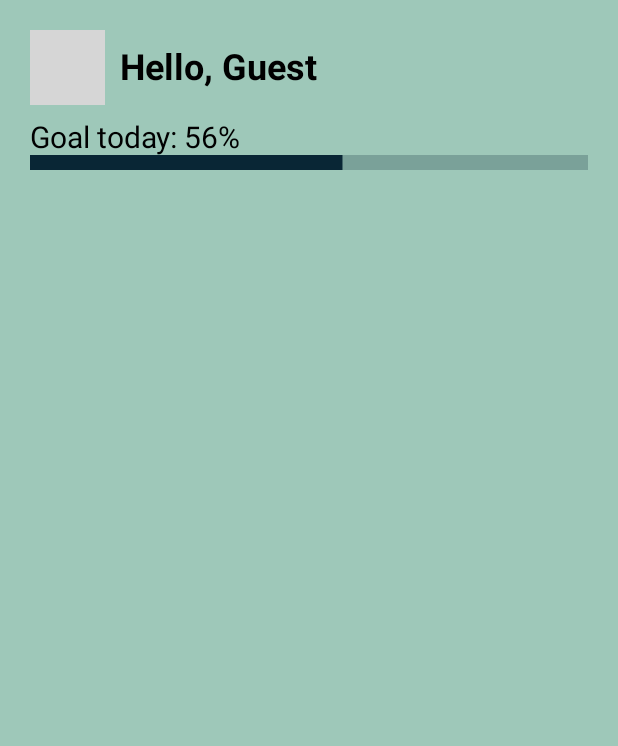
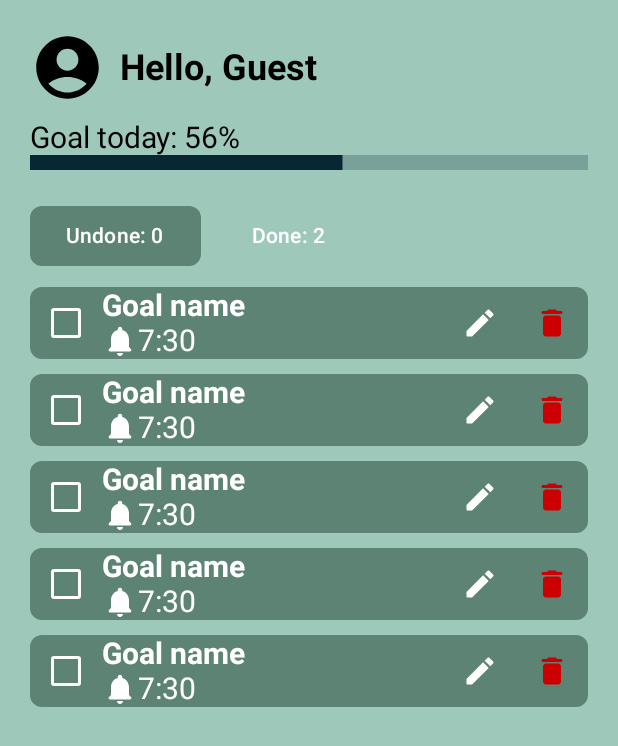
Before and after one commit to duccanhole/goal-tracker-android, an Android app built with Jetpack Compose: the screen it shows after launch (MainActivity), on a phone screen of 412 x 824 dp. Shown: the top 746 px of the screen. Run offline under Robolectric (Android 15) with nearby library versions, the phone set to English and light mode, and no system bars; grey boxes are pictures that could not be loaded.

Commit message:
init ui home page

```diff
--- a/app/src/main/java/com/example/myapplication/composable/DashboardPreview.kt
+++ b/app/src/main/java/com/example/myapplication/composable/DashboardPreview.kt
@@ -10,8 +10,11 @@ import androidx.compose.foundation.layout.height
 import androidx.compose.foundation.layout.padding
 import androidx.compose.foundation.layout.size
 import androidx.compose.foundation.layout.width
+import androidx.compose.material.Icon
 import androidx.compose.material.LinearProgressIndicator
 import androidx.compose.material.Text
+import androidx.compose.material.icons.Icons
+import androidx.compose.material.icons.rounded.AccountCircle
 import androidx.compose.runtime.Composable
 import androidx.compose.ui.Alignment
 import androidx.compose.ui.Modifier
@@ -33,11 +36,7 @@ fun DashBoardPreview(name: String = "Guest") {
             verticalAlignment = Alignment.CenterVertically,
             horizontalArrangement = Arrangement.End
         ) {
-            Image(
-                painter = painterResource(id = R.drawable.account_circle_outline),
-                contentDescription = "avatar",
-                modifier = Modifier.size(50.dp)
-            )
+            Icon(Icons.Rounded.AccountCircle, contentDescription = null, modifier = Modifier.size(50.dp))
             Box(modifier = Modifier.fillMaxWidth()) {
                 Text(
                     text = "Hello, $name", fontSize = TextSizeUtils.LARGE, modifier = Modifier
--- /dev/null
+++ b/app/src/main/java/com/example/myapplication/composable/GoalItem.kt
@@ -0,0 +1,83 @@
+package com.example.myapplication.composable
+
+import android.text.TextUtils
+import androidx.compose.foundation.background
+import androidx.compose.foundation.layout.Box
+import androidx.compose.foundation.layout.Column
+import androidx.compose.foundation.layout.Row
+import androidx.compose.foundation.layout.fillMaxWidth
+import androidx.compose.foundation.layout.width
+import androidx.compose.foundation.shape.RoundedCornerShape
+import androidx.compose.material.icons.Icons
+import androidx.compose.material.icons.rounded.Delete
+import androidx.compose.material.icons.rounded.Edit
+import androidx.compose.material.icons.rounded.Notifications
+import androidx.compose.material3.Button
+import androidx.compose.material3.ButtonDefaults
+import androidx.compose.material3.Checkbox
+import androidx.compose.material3.CheckboxColors
+import androidx.compose.material3.CheckboxDefaults
+import androidx.compose.material3.Icon
+import androidx.compose.material3.IconButton
+import androidx.compose.material3.MaterialTheme
+import androidx.compose.material3.Text
+import androidx.compose.runtime.Composable
+import androidx.compose.ui.Alignment
+import androidx.compose.ui.Modifier
+import androidx.compose.ui.graphics.Color
+import androidx.compose.ui.text.font.FontWeight
+import androidx.compose.ui.tooling.preview.Preview
+import androidx.compose.ui.unit.dp
+import com.example.myapplication.utils.ColorUtils
+import com.example.myapplication.utils.TextSizeUtils
+
+@Composable()
+@Preview()
+fun GoalItem() {
+    Box(
+        modifier = Modifier.background(
+            color = Color(ColorUtils.accent),
+            shape = RoundedCornerShape(8.dp)
+        )
+    ) {
+        Row(
+            verticalAlignment = Alignment.CenterVertically
+        ) {
+            Checkbox(
+                checked = false,
+                onCheckedChange = {},
+                colors = CheckboxDefaults.colors(
+                    uncheckedColor = Color.White
+                )
+            )
+            Box(modifier = Modifier.weight(1f)) {
+                Column {
+                    Text(
+                        text = "Goal name",
+                        fontWeight = FontWeight.Bold,
+                        fontSize = TextSizeUtils.MEDIUM,
+                        color = Color.White
+                    )
+                    Row {
+                        Icon(
+                            Icons.Rounded.Notifications,
+                            contentDescription = null,
+                            tint = Color.White
+                        )
+                        Text(text = "7:30", fontSize = TextSizeUtils.MEDIUM, color = Color.White)
+                    }
+                }
+            }
+            IconButton(
+                onClick = { /*TODO*/ },
+            ) {
+                Icon(Icons.Rounded.Edit, contentDescription = null, tint = Color.White)
+            }
+            IconButton(
+                onClick = { /*TODO*/ },
+            ) {
+                Icon(Icons.Rounded.Delete, contentDescription = null, tint = Color(0xFFCC0000))
+            }
+        }
+    }
+}
--- /dev/null
+++ b/app/src/main/java/com/example/myapplication/composable/GoalList.kt
@@ -0,0 +1,45 @@
+package com.example.myapplication.composable
+
+import androidx.compose.foundation.layout.Column
+import androidx.compose.foundation.layout.Row
+import androidx.compose.foundation.layout.Spacer
+import androidx.compose.foundation.layout.height
+import androidx.compose.foundation.layout.padding
+import androidx.compose.foundation.layout.width
+import androidx.compose.foundation.lazy.LazyColumn
+import androidx.compose.material3.ButtonDefaults
+import androidx.compose.material3.Button
+import androidx.compose.material3.MaterialTheme
+import androidx.compose.material3.Text
+import androidx.compose.runtime.Composable
+import androidx.compose.ui.Modifier
+import androidx.compose.ui.graphics.Color
+import androidx.compose.ui.tooling.preview.Preview
+import androidx.compose.ui.unit.dp
+import com.example.myapplication.utils.ColorUtils
+
+@Preview()
+@Composable()
+fun GoalList() {
+    Column(modifier = Modifier.padding(start = 20.dp, end = 20.dp)) {
+        Row {
+            Button(onClick = { /*TODO*/ }, colors = ButtonDefaults.buttonColors(Color(ColorUtils.accent)), shape = MaterialTheme.shapes.small) {
+                Text(text = "Undone: 0")
+            }
+            Spacer(modifier = Modifier.width(10.dp))
+            Button(
+                onClick = { /*TODO*/ },
+                colors = ButtonDefaults.buttonColors(Color.Transparent),
+                shape = MaterialTheme.shapes.small
+            ) {
+                Text(text = "Done: 2")
+            }
+        }
+        LazyColumn {
+            items(5) { index ->
+                Spacer(modifier = Modifier.height(10.dp))
+                GoalItem()
+            }
+        }
+    }
+}
--- a/app/src/main/java/com/example/myapplication/navigation/Home.kt
+++ b/app/src/main/java/com/example/myapplication/navigation/Home.kt
@@ -15,6 +15,7 @@ import androidx.compose.ui.tooling.preview.Preview
 import androidx.navigation.NavController
 import androidx.navigation.compose.rememberNavController
 import com.example.myapplication.composable.DashBoardPreview
+import com.example.myapplication.composable.GoalList
 import com.example.myapplication.utils.ColorUtils
 
 @Composable()
@@ -24,7 +25,12 @@ fun HomePage(navController: NavController) {
 //    }) {
 //        Text(text = "navigate to sign-in page")
 //    }
-    Box(modifier = Modifier.fillMaxHeight().background(color = Color(ColorUtils.background))){
-        DashBoardPreview()
+    Box(modifier = Modifier
+        .fillMaxHeight()
+        .background(color = Color(ColorUtils.background))){
+        Column {
+            DashBoardPreview()
+            GoalList()
+        }
     }
 }
```
